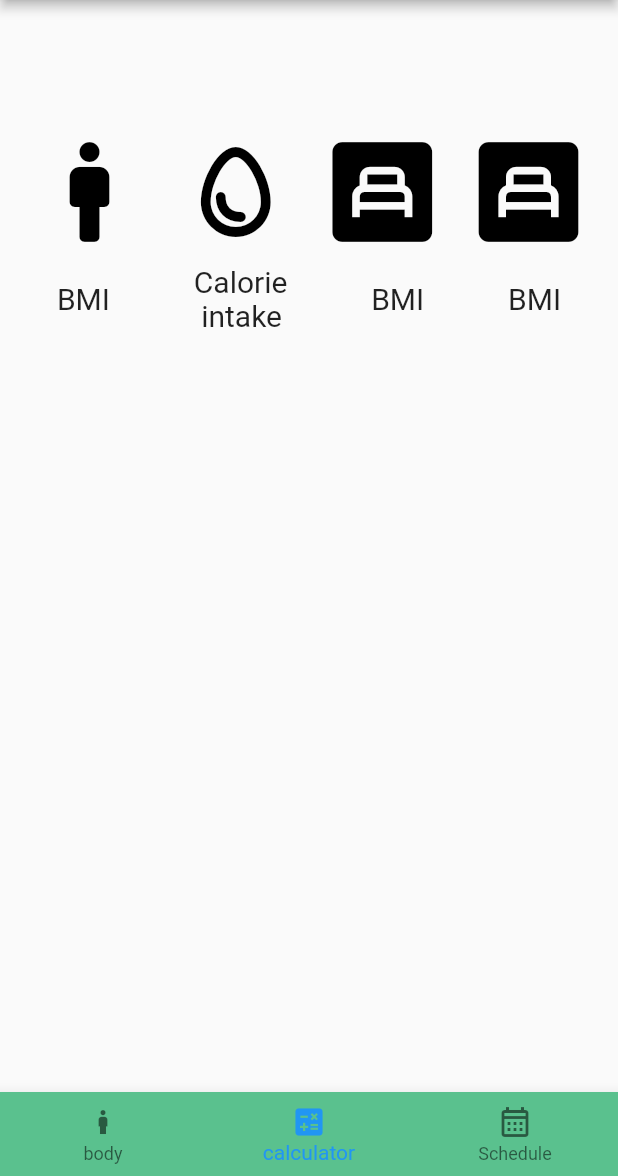
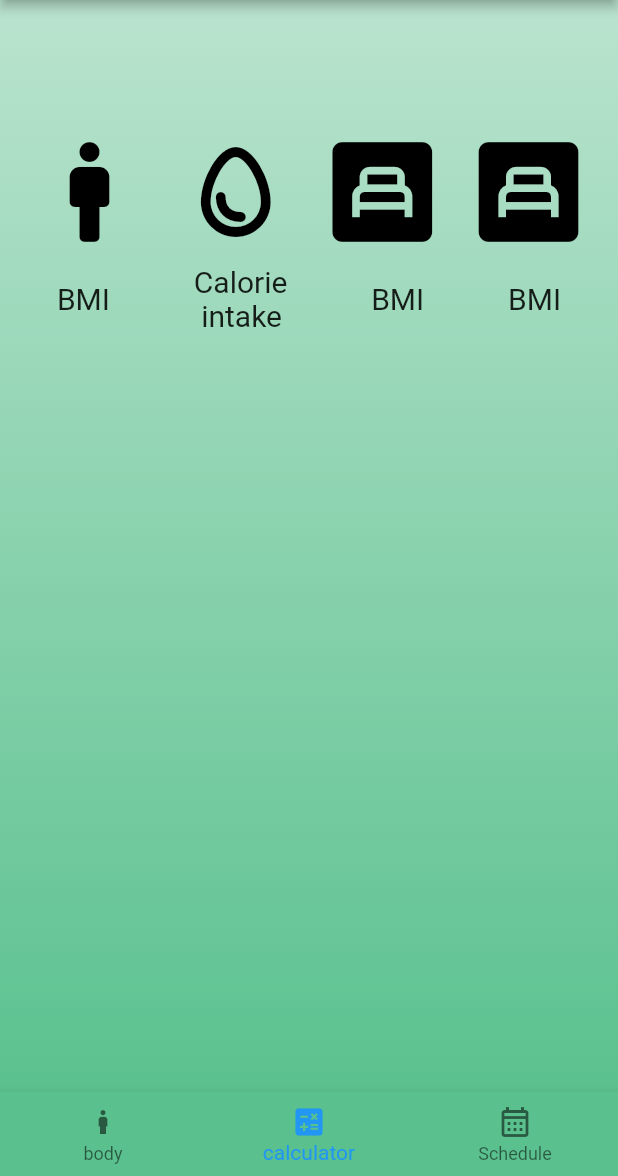
Before and after one commit to HemanDas/flutter_application_1, a Flutter app: the screen it shows after launch, item 2 of the bottom bar chosen, on a phone screen of 412 x 824 dp, the part 60-1236 px from its top. Run offline on Flutter 3.47's test engine with Material 2 defaults, Android fonts, the phone set to English and light mode, and no system bars.

Commit message:
changed some colors

```diff
--- a/lib/main.dart
+++ b/lib/main.dart
@@ -51,12 +51,25 @@ class _FitnexState extends State<Fitnex> {
         },
         backgroundColor: Color(0xff5ac18e),
       ),
-      body: Center(
-        child: currentindex == 0
-            ? Body()
-            : currentindex == 1
-                ? calculator()
-                : schedule(),
+      body: Container(
+        decoration: const BoxDecoration(
+          gradient: LinearGradient(
+              begin: Alignment.topCenter,
+              end: Alignment.bottomCenter,
+              colors: [
+                Color(0x665ac18e),
+                Color(0x995ac18e),
+                Color(0xcc5ac18e),
+                Color(0xff5ac18e),
+              ]),
+        ),
+        child: Center(
+          child: currentindex == 0
+              ? Body()
+              : currentindex == 1
+                  ? calculator()
+                  : schedule(),
+        ),
       ),
     );
   }
```
